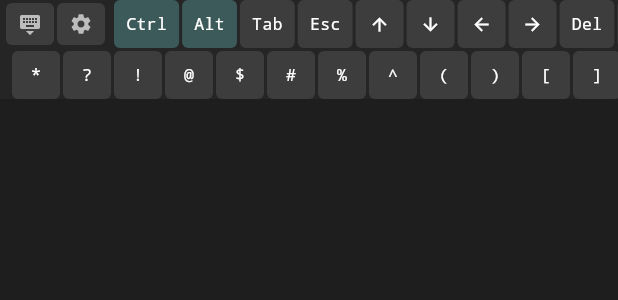
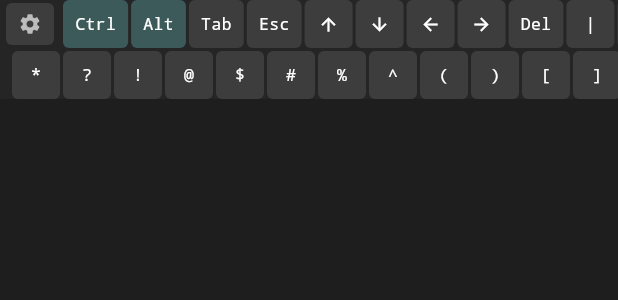
Before and after one commit to ropermen/c-term, a Flutter app: the TerminalKeyboard widget shown alone on an empty page, opened directly with empty values, on a phone screen of 412 x 824 dp. Shown: the top 300 px of the screen. Run offline on Flutter 3.47's test engine with Material 3 defaults, Android fonts, the phone set to English and light mode, and no system bars; our stand-ins replace flutter_secure_storage, local_auth, wakelock_plus; missing offline and left inert: dartssh2, xterm; accounts and stored records are empty.

Commit message:
Remove keyboard minimize button
- Keyboard extra keys are now always visible
- Settings button is the only control button in the first row

Co-Authored-By: Claude Opus 4.5 <noreply@anthropic.com>

```diff
--- a/lib/widgets/terminal_keyboard.dart
+++ b/lib/widgets/terminal_keyboard.dart
@@ -6,12 +6,10 @@ import '../screens/keyboard_settings_screen.dart';
 
 class TerminalKeyboard extends StatefulWidget {
   final void Function(String) onKeyPressed;
-  final VoidCallback onToggleKeyboard;
 
   const TerminalKeyboard({
     super.key,
     required this.onKeyPressed,
-    required this.onToggleKeyboard,
   });
 
   @override
@@ -138,22 +136,24 @@ class _TerminalKeyboardState extends State<TerminalKeyboard> {
       child: Row(
         children: [
           const SizedBox(width: 4),
-          // Minimize keyboard button
-          _buildControlButton(
-            icon: Icons.keyboard_hide,
-            onTap: widget.onToggleKeyboard,
-            tooltip: 'Minimizar teclado',
-          ),
-          const SizedBox(width: 2),
           // Settings button
-          _buildControlButton(
-            icon: Icons.settings,
-            onTap: () {
-              Navigator.of(context).push(
-                MaterialPageRoute(builder: (_) => const KeyboardSettingsScreen()),
-              );
-            },
-            tooltip: 'Configurar teclas',
+          Material(
+            color: const Color(0xFF3D3D3D),
+            borderRadius: BorderRadius.circular(4),
+            child: InkWell(
+              onTap: () {
+                Navigator.of(context).push(
+                  MaterialPageRoute(builder: (_) => const KeyboardSettingsScreen()),
+                );
+              },
+              borderRadius: BorderRadius.circular(4),
+              child: Container(
+                width: 32,
+                height: 28,
+                alignment: Alignment.center,
+                child: Icon(Icons.settings, size: 16, color: Colors.grey.shade400),
+              ),
+            ),
           ),
           const SizedBox(width: 2),
           // Modifier indicator
@@ -184,27 +184,6 @@ class _TerminalKeyboardState extends State<TerminalKeyboard> {
             ),
           ),
         ],
-      ),
-    );
-  }
-
-  Widget _buildControlButton({
-    required IconData icon,
-    required VoidCallback onTap,
-    required String tooltip,
-  }) {
-    return Material(
-      color: const Color(0xFF3D3D3D),
-      borderRadius: BorderRadius.circular(4),
-      child: InkWell(
-        onTap: onTap,
-        borderRadius: BorderRadius.circular(4),
-        child: Container(
-          width: 32,
-          height: 28,
-          alignment: Alignment.center,
-          child: Icon(icon, size: 16, color: Colors.grey.shade400),
-        ),
       ),
     );
   }
--- a/pubspec.yaml
+++ b/pubspec.yaml
@@ -16,7 +16,7 @@ publish_to: 'none' # Remove this line if you wish to publish to pub.dev
 # https://developer.apple.com/library/archive/documentation/General/Reference/InfoPlistKeyReference/Articles/CoreFoundationKeys.html
 # In Windows, build-name is used as the major, minor, and patch parts
 # of the product and file versions while build-number is used as the build suffix.
-version: 1.4.0+7
+version: 1.4.1+8
 
 environment:
   sdk: ^3.6.1
```
Also changed, not shown: lib/screens/terminal_screen.dart (+3 -38 lines).
